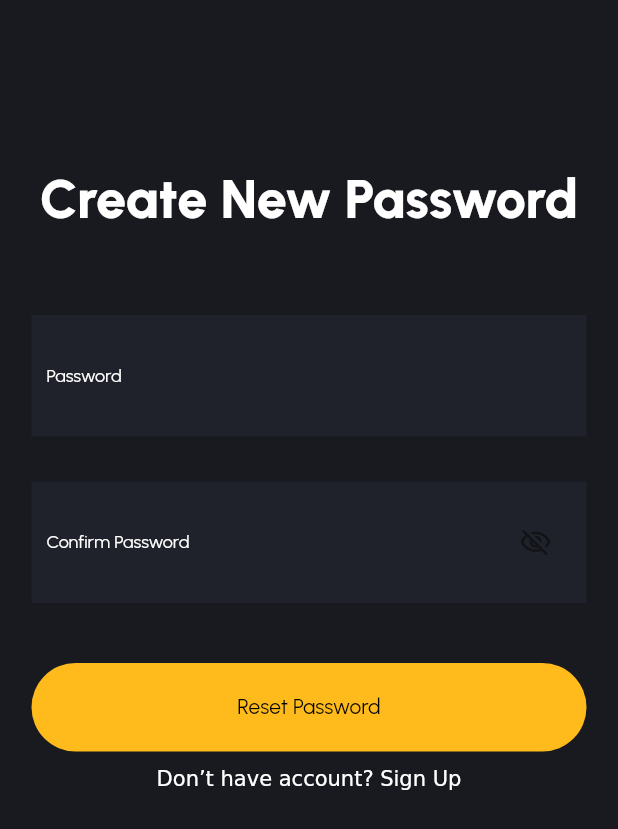
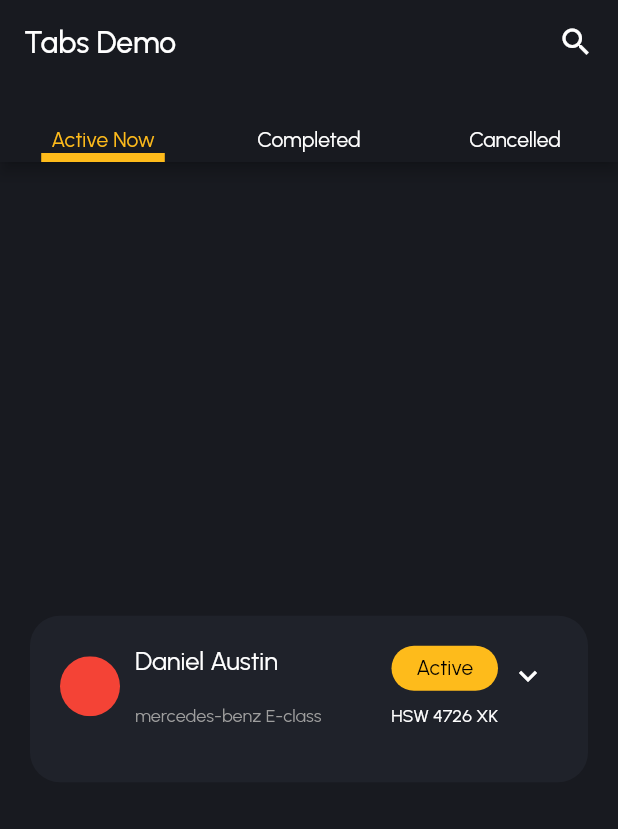
Before and after one commit to Adeyemi-olusola/ELS-DRIVER, a Flutter app: the screen it shows after launch, on a phone screen of 412 x 824 dp. Shown: the top 829 px of the screen. Run offline on Flutter 3.47's test engine with Material 2 defaults, Android fonts, the phone set to English and light mode, and no system bars; drawn by our look-alikes of expandable; our stand-ins replace google_fonts, stacked.

Commit message:
bookings(in progress)

```diff
--- a/lib/main.dart
+++ b/lib/main.dart
@@ -1,7 +1,10 @@
+import 'package:ets_rider/screen/ui/bookings/bookings_view.dart';
 import 'package:ets_rider/screen/ui/forgot_password/create_new_password_view.dart';
 import 'package:ets_rider/screen/ui/forgot_password/forgot_password_otp_view.dart';
 import 'package:ets_rider/screen/ui/forgot_password/forgot_password_view.dart';
 import 'package:ets_rider/screen/ui/login/login_view.dart';
+import 'package:ets_rider/screen/ui/notification/notification_view.dart';
+import 'package:ets_rider/screen/ui/special_offers/special_offers_view.dart';
 import 'package:ets_rider/utils/theme_manager.dart';
 import 'package:ets_rider/utils/themes.dart';
 import 'package:flutter/material.dart';
@@ -19,10 +22,9 @@ class MyApp extends StatelessWidget {
   @override
   Widget build(BuildContext context) {
     return MaterialApp(
-      title: 'Flutter Demo',
-      theme: defaultTheme,
-      themeMode:  _themeManager.themeMode,
-      home: CreateNewPasswordView()
-    );
+        title: 'Flutter Demo',
+        theme: defaultTheme,
+        themeMode: _themeManager.themeMode,
+        home: BookingView());
   }
 }
--- /dev/null
+++ b/lib/screen/ui/bookings/active_booking/active_booking_view.dart
@@ -0,0 +1,214 @@
+import 'package:ets_rider/screen/ui/bookings/active_booking/active_booking_view_model.dart';
+import 'package:ets_rider/screen/widgets/button/button.dart';
+import 'package:flutter/material.dart';
+import 'package:stacked/stacked.dart';
+import 'dart:math' as math;
+import 'package:expandable/expandable.dart';
+
+class ActiveBookingView extends StatefulWidget {
+  const ActiveBookingView({super.key});
+
+  @override
+  State<ActiveBookingView> createState() => _ActiveBookingViewState();
+}
+
+class _ActiveBookingViewState extends State<ActiveBookingView> {
+  @override
+  Widget build(BuildContext context) {
+    return ViewModelBuilder.reactive(
+        viewModelBuilder: () => ActiveBookingViewModel(),
+        builder: (context, viewModel, child) {
+          return Scaffold(
+            body: SafeArea(
+              child: Padding(
+                padding: const EdgeInsets.all(20.0),
+                child: Column(
+                  mainAxisAlignment: MainAxisAlignment.center,
+                  children: [
+                    Container(
+                      decoration: BoxDecoration(
+                          color: Theme.of(context).cardColor,
+                          borderRadius: BorderRadius.circular(20)),
+                      child: Padding(
+                        padding: const EdgeInsets.all(20.0),
+                        child: ExpandablePanel(
+                          theme: ExpandableThemeData(
+                              iconColor: Colors.white,
+                              tapBodyToCollapse: true,
+                              tapBodyToExpand: true,
+                              tapHeaderToExpand: true),
+                          header: Container(
+                            child: Column(
+                              children: [
+                                Column(
+                                  mainAxisAlignment:
+                                      MainAxisAlignment.spaceBetween,
+                                  children: [
+                                    Row(
+                                      children: [
+                                        ClipRRect(
+                                            borderRadius:
+                                                BorderRadius.circular(30),
+                                            child: Container(
+                                              height: 40,
+                                              width: 40,
+                                              decoration: BoxDecoration(
+                                                color: Colors.red,
+                                              ),
+                                            )),
+                                        SizedBox(
+                                          width: 10,
+                                        ),
+                                        Expanded(
+                                          child: Column(
+                                            children: [
+                                              Row(
+                                                crossAxisAlignment:
+                                                    CrossAxisAlignment.start,
+                                                mainAxisAlignment:
+                                                    MainAxisAlignment
+                                                        .spaceBetween,
+                                                children: [
+                                                  Text('Daniel Austin',
+                                                      style: Theme.of(context)
+                                                          .textTheme
+                                                          .bodySmall!
+                                                          .copyWith(
+                                                              color:
+                                                                  Colors.white,
+                                                              fontSize: 17)),
+                                                  Container(
+                                                      height: 30,
+                                                      width: 71,
+                                                      child: MyButton(
+                                                          text: 'Active')),
+                                                ],
+                                              ),
+                                              SizedBox(
+                                                height: 10,
+                                              ),
+                                              Row(
+                                                mainAxisAlignment:
+                                                    MainAxisAlignment
+                                                        .spaceBetween,
+                                                children: [
+                                                  Text('mercedes-benz E-class',
+                                                      style: Theme.of(context)
+                                                          .textTheme
+                                                          .bodySmall!
+                                                          .copyWith(
+                                                              color:
+                                                                  Colors.grey,
+                                                              fontSize: 12)),
+                                                  Text('HSW 4726 XK',
+                                                      style: Theme.of(context)
+                                                          .textTheme
+                                                          .bodySmall!
+                                                          .copyWith(
+                                                              color:
+                                                                  Colors.white,
+                                                              fontSize: 12))
+                                                ],
+                                              )
+
+                                              ,
+                                            ],
+                                          ),
+                                        )
+                                      ],
+                                    ),
+                                  ],
+                                )
+                              ],
+                            ),
+                          ),
+                          collapsed: Text(""),
+                          expanded: Padding(
+                              padding: const EdgeInsets.only(top: 20),
+                              child: Container(
+                                child: Column(
+                                  children: [
+                                    Row(
+                                      mainAxisAlignment:
+                                          MainAxisAlignment.spaceBetween,
+                                      children: [
+                                        Row(
+                                          children: [
+                                            Icon(
+                                              Icons.location_city,
+                                              color: Colors.grey,
+                                            ),
+                                            SizedBox(
+                                              width: 10,
+                                            ),
+                                            Text(
+                                              '4.5km',
+                                              style: Theme.of(context)
+                                                  .textTheme
+                                                  .bodySmall,
+                                            )
+                                          ],
+                                        ),
+                                        Row(
+                                          children: [
+                                            Icon(
+                                              Icons.location_city,
+                                              color: Colors.grey,
+                                            ),
+                                            SizedBox(
+                                              width: 10,
+                                            ),
+                                            Text(
+                                              '4.5km',
+                                              style: Theme.of(context)
+                                                  .textTheme
+                                                  .bodySmall,
+                                            )
+                                          ],
+                                        ),
+                                        Row(
+                                          children: [
+                                            Icon(
+                                              Icons.location_city,
+                                              color: Colors.grey,
+                                            ),
+                                            SizedBox(
+                                              width: 10,
+                                            ),
+                                            Text(
+                                              '4.5km',
+                                              style: Theme.of(context)
+                                                  .textTheme
+                                                  .bodySmall,
+                                            )
+                                          ],
+                                        )
+                                      ],
+                                    ),
+                                    SizedBox(height: 10,),
+                                    Row(
+                                      mainAxisAlignment:
+                                          MainAxisAlignment.spaceBetween,
+                                      children: [
+                                        Text('Date & Time' , style: Theme.of(context).textTheme.bodySmall,),
+                                        Text('Date & Time',style: Theme.of(context).textTheme.bodySmall)
+                                      ],
+                                    )
+                                    ,
+                                    SizedBox(height: 20,),
+
+                                    MyButton(text: 'Track Driver')
+                                  ],
+                                ),
+                              )),
+                        ),
+                      ),
+                    )
+                  ],
+                ),
+              ),
+            ),
+          );
+        });
+  }
+}
--- /dev/null
+++ b/lib/screen/ui/bookings/active_booking/active_booking_view_model.dart
@@ -0,0 +1,5 @@
+import 'package:flutter/material.dart';
+import 'package:stacked/stacked.dart';
+class ActiveBookingViewModel extends BaseViewModel {
+
+}
--- /dev/null
+++ b/lib/screen/ui/bookings/bookings_view.dart
@@ -0,0 +1,60 @@
+import 'package:ets_rider/screen/ui/bookings/active_booking/active_booking_view.dart';
+import 'package:ets_rider/screen/ui/bookings/bookings_viewModel.dart';
+import 'package:flutter/material.dart';
+import 'package:stacked/stacked.dart';
+
+class BookingView extends StatefulWidget {
+  const BookingView({super.key});
+
+  @override
+  State<BookingView> createState() => _BookingViewState();
+}
+
+class _BookingViewState extends State<BookingView> {
+  @override
+  Widget build(BuildContext context) {
+    return ViewModelBuilder.reactive(
+        viewModelBuilder: () => BookingViewModel(),
+        builder: (context, viewModel, child) {
+          return DefaultTabController(
+            length: 3,
+            child: Scaffold(
+              appBar: AppBar(
+                //  leading: Text('My Booking'),
+
+                bottom: TabBar(
+                  indicatorWeight: 6,
+                  indicatorPadding: EdgeInsets.only(top: 20),
+                  indicatorColor: Theme.of(context).primaryColor,
+                  indicatorSize: TabBarIndicatorSize.label,
+                  unselectedLabelStyle: Theme.of(context)
+                      .textTheme
+                      .bodySmall!
+                      .copyWith(color: Colors.white),
+                  labelStyle: Theme.of(context)
+                      .textTheme
+                      .bodySmall!
+                      .copyWith(color: Theme.of(context).primaryColor),
+                  tabs: [
+                    Text('  Active Now  '),
+                    Text('Completed'),
+                    Text('Cancelled'),
+                  ],
+                ),
+                title: Row(
+                  mainAxisAlignment: MainAxisAlignment.spaceBetween,
+                  children: [Text('Tabs Demo'), Icon(Icons.search)],
+                ),
+              ),
+              body: TabBarView(
+                children: [
+                  ActiveBookingView(),
+                  ActiveBookingView(),
+                  ActiveBookingView()
+                ],
+              ),
+            ),
+          );
+        });
+  }
+}
--- /dev/null
+++ b/lib/screen/ui/bookings/bookings_viewModel.dart
@@ -0,0 +1,9 @@
+
+
+import 'package:stacked/stacked.dart';
+
+class BookingViewModel extends BaseViewModel{
+
+
+
+}
--- /dev/null
+++ b/lib/screen/ui/chat/chat_view_model.dart
@@ -0,0 +1,8 @@
+import 'package:flutter/material.dart';
+import 'package:stacked/stacked.dart';
+
+
+class ChatViewModel extends BaseViewModel{
+
+
+}
--- a/lib/screen/ui/forgot_password/create_new_password_view.dart
+++ b/lib/screen/ui/forgot_password/create_new_password_view.dart
@@ -44,6 +44,7 @@ class _CreateNewPasswordViewState extends State<CreateNewPasswordView> {
     return Scaffold(
       backgroundColor: Theme.of(context).scaffoldBackgroundColor,
       body: SafeArea(
+
         child: SizedBox(
           height: MediaQuery.of(context).size.height,
           width: MediaQuery.of(context).size.width,
@@ -62,9 +63,8 @@ class _CreateNewPasswordViewState extends State<CreateNewPasswordView> {
                         child: Column(
                           crossAxisAlignment: CrossAxisAlignment.start,
                           children: [
-                            const SizedBox(
-                              height: 40,
-                            ),
+
+
                             const SizedBox(
                               height: 50,
                             ),
@@ -81,6 +81,7 @@ class _CreateNewPasswordViewState extends State<CreateNewPasswordView> {
                             const SizedBox(
                               height: 8,
                             ),
+                             Text('Please enter and confirm your new password. You will need to login after you reset.' , textAlign: TextAlign.center, style:Theme.of(context).textTheme.bodySmall ,),
                             const SizedBox(
                               height: 48,
                             ),
@@ -153,32 +154,7 @@ class _CreateNewPasswordViewState extends State<CreateNewPasswordView> {
                             const SizedBox(
                               height: 10,
                             ),
-                            Row(
-                              mainAxisAlignment: MainAxisAlignment.center,
-                              children: [
-                                InkWell(
-                                  onTap: () {
-                                    // Navigator.push(
-                                    //     context,
-                                    //     MaterialPageRoute(
-                                    //         builder: (context) =>
-                                    //             const BvnWidget()));
-                                  },
-                                  child: RichText(
-                                      textAlign: TextAlign.center,
-                                      text: TextSpan(
-                                        children: <TextSpan>[
-                                          TextSpan(
-                                            text: 'Don’t have account? ',
-                                          ),
-                                          TextSpan(
-                                            text: 'Sign Up',
-                                          ),
-                                        ],
-                                      )),
-                                ),
-                              ],
-                            ),
+
                           ],
                         ),
                       ),
--- /dev/null
+++ b/lib/screen/ui/inbox/inbox_view_model.dart
@@ -0,0 +1,9 @@
+
+
+import 'package:stacked/stacked.dart';
+
+class InboxViewModel extends BaseViewModel{
+
+
+
+}
--- /dev/null
+++ b/lib/screen/ui/notification/notification_viewmodel.dart
@@ -0,0 +1,7 @@
+import 'package:flutter/material.dart';
+import 'package:stacked/stacked.dart';
+
+class NotificationModelView extends BaseViewModel{
+
+
+}
--- /dev/null
+++ b/lib/screen/ui/reservation/reservation_view_model.dart
@@ -0,0 +1,8 @@
+import 'package:flutter/material.dart';
+import 'package:stacked/stacked.dart';
+
+class RevervationViewModel extends BaseViewModel{
+
+
+
+}
--- /dev/null
+++ b/lib/screen/widgets/dialog/dialog.dart
@@ -0,0 +1,8 @@
+import 'package:flutter/material.dart';
+class Dialog {
+
+
+
+
+
+}
--- a/lib/utils/themes.dart
+++ b/lib/utils/themes.dart
@@ -4,6 +4,8 @@ ThemeData defaultTheme = ThemeData(
   brightness: Brightness.light,
   primaryColor: Color(0xfffebb1b),
   scaffoldBackgroundColor: Color(0xff181a20),
+  appBarTheme: AppBarTheme(color:Color(0xff181a20), ),
+ cardColor: Color(0xff1F222A),
   fontFamily: 'Urbanist',
   textTheme: TextTheme(
     displayLarge: TextStyle(fontSize: 36.0, fontWeight: FontWeight.w800 ,color: Colors.white),
--- a/pubspec.yaml
+++ b/pubspec.yaml
@@ -37,6 +37,7 @@ dependencies:
   cupertino_icons: ^1.0.2
   google_fonts: ^6.1.0
   stacked: ^3.4.1+1
+  expandable: ^5.0.1
 
 dev_dependencies:
   flutter_test:
```
Also changed, not shown: lib/screen/ui/chat/chat_view.dart (added, +47 -0 lines), lib/screen/ui/inbox/inbox_view.dart (added, +61 -0 lines), lib/screen/ui/notification/notification_view.dart (added, +97 -0 lines), lib/screen/ui/reservation/resevation_view.dart (added, +46 -0 lines), lib/screen/ui/special_offers/special_offers_view.dart (added, +97 -0 lines), pubspec.lock.
